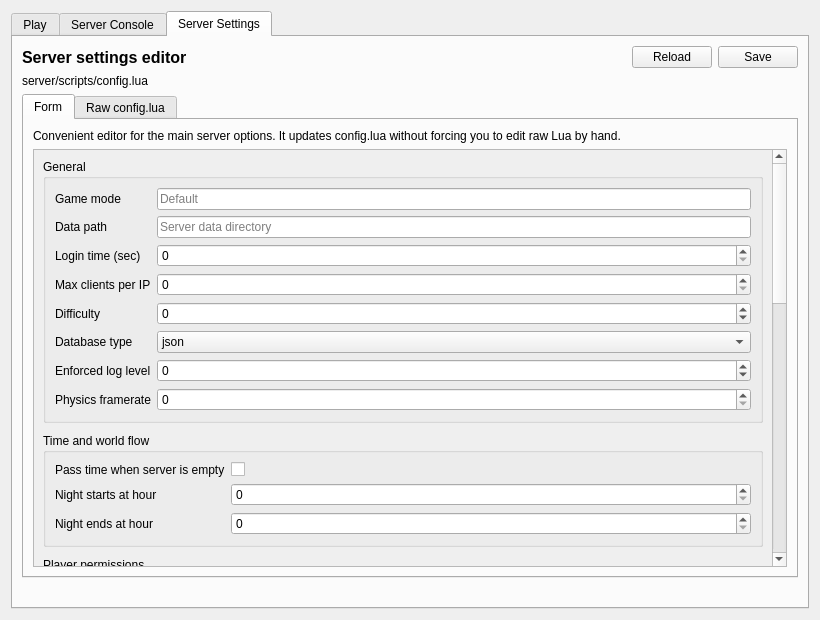
MrZer0x0/TES3MP, file files/ui/playpage.ui: the form before one commit.
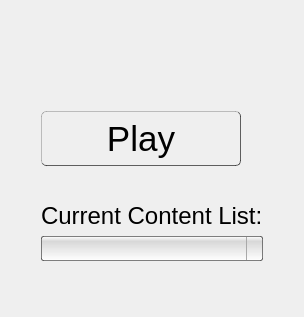
The form after the commit. The open tabs and pages were chosen to show the change. Icons and pictures are not drawn.

What changed in the file:
```diff
--- a/files/ui/playpage.ui
+++ b/files/ui/playpage.ui
@@ -6,409 +6,180 @@
    <rect>
     <x>0</x>
     <y>0</y>
-    <width>820</width>
-    <height>620</height>
+    <width>274</width>
+    <height>317</height>
    </rect>
   </property>
   <layout class="QVBoxLayout" name="verticalLayout">
    <item>
-    <widget class="QTabWidget" name="pageTabs">
-     <property name="currentIndex">
-      <number>0</number>
+    <widget class="QWidget" name="Scroll" native="true">
+     <property name="styleSheet">
+      <string notr="true">#Scroll {
+    background-image: url(&quot;:/images/playpage-background.png&quot;);
+    background-repeat: no-repeat;
+    background-position: top;
+}
+</string>
      </property>
-     <widget class="QWidget" name="playTab">
-      <attribute name="title">
-       <string>Play</string>
-      </attribute>
-      <layout class="QVBoxLayout" name="playTabLayout">
-       <item>
-        <widget class="QWidget" name="Scroll" native="true">
-         <property name="styleSheet">
-          <string notr="true">#Scroll {
-    background: transparent;
+     <layout class="QGridLayout" name="gridLayout">
+      <property name="leftMargin">
+       <number>30</number>
+      </property>
+      <property name="topMargin">
+       <number>100</number>
+      </property>
+      <property name="rightMargin">
+       <number>30</number>
+      </property>
+      <item row="4" column="1">
+       <widget class="QComboBox" name="profilesComboBox">
+        <property name="styleSheet">
+         <string notr="true">#profilesComboBox {
+    padding: 1px 18px 1px 3px;
+
+    background: qlineargradient(x1:0, y1:0, x2:0, y2:1, stop:0 white, stop:0.2 rgba(0, 0, 0, 25), stop:1 white);
+    border-width: 1px;
+    border-color: rgba(0, 0, 0, 125);
+    border-style: solid;
+    border-radius: 2px;
+
+    font-size: 12pt;
+	color: black;
+}
+
+/*QComboBox gets the &quot;on&quot; state when the popup is open */
+#profilesComboBox:!editable:on {
+    background: qlineargradient(x1:0, y1:0, x2:0, y2:1,
+        stop:0 rgba(0, 0, 0, 75),
+        stop:0.1 rgba(0, 0, 0, 15),
+        stop:0.2 rgba(255, 255, 255, 55));
+
+    border: 1px solid rgba(0, 0, 0, 55);
+}
+
+#profilesComboBox:on { /* shift the text when the popup opens */
+    padding-top: 3px;
+    padding-left: 4px;
+}
+
+#profilesComboBox::drop-down {
+    subcontrol-origin: padding;
+    subcontrol-position: top right;
+
+    border-width: 1px;
+    border-left-width: 1px;
+    border-left-color: darkgray;
+    border-left-style: solid; /* just a single line */
+    border-top-right-radius: 3px; /* same radius as the QComboBox */
+    border-bottom-right-radius: 3px;
+}
+
+#profilesComboBox::down-arrow {
+    image: url(&quot;:/images/down.png&quot;);
+}
+
+#profilesComboBox::down-arrow:on { /* shift the arrow when popup is open */
+    top: 1px;
+    left: 1px;
+}
+
+#profilesComboBox QAbstractItemView {
+    border: 0px;
+}</string>
+        </property>
+       </widget>
+      </item>
+      <item row="3" column="1">
+       <widget class="QLabel" name="profileLabel">
+        <property name="styleSheet">
+         <string notr="true">#profileLabel {
+    font-size: 18pt;
+	color: black;
 }
 </string>
-         </property>
-         <layout class="QGridLayout" name="gridLayout">
-          <property name="leftMargin"><number>30</number></property>
-          <property name="topMargin"><number>60</number></property>
-          <property name="rightMargin"><number>30</number></property>
-          <property name="verticalSpacing"><number>6</number></property>
-          <item row="1" column="1">
-           <widget class="QPushButton" name="playButton">
-            <property name="minimumSize"><size><width>200</width><height>70</height></size></property>
-            <property name="maximumSize"><size><width>200</width><height>70</height></size></property>
-            <property name="styleSheet">
-             <string notr="true">#playButton, #serverButton {
+        </property>
+        <property name="text">
+         <string>Current Content List:</string>
+        </property>
+       </widget>
+      </item>
+      <item row="1" column="1">
+       <widget class="QPushButton" name="playButton">
+        <property name="minimumSize">
+         <size>
+          <width>200</width>
+          <height>85</height>
+         </size>
+        </property>
+        <property name="maximumSize">
+         <size>
+          <width>200</width>
+          <height>85</height>
+         </size>
+        </property>
+        <property name="styleSheet">
+         <string notr="true">#playButton {
     height: 50px;
-    margin-bottom: 16px;
+    margin-bottom: 30px;
+
     background-color: qlineargradient(spread:pad, x1:0, y1:0, x2:0, y2:1,
-        stop:0 rgba(255,255,255,200), stop:0.1 rgba(255,255,255,15),
-        stop:0.49 rgba(255,255,255,75), stop:0.5 rgba(0,0,0,0),
-        stop:0.9 rgba(0,0,0,55), stop:1 rgba(0,0,0,100));
-    font-size: 18pt; color: black;
-    border-right: 1px solid rgba(0,0,0,155);
-    border-left:  1px solid rgba(0,0,0,55);
-    border-top:   1px solid rgba(0,0,0,55);
-    border-bottom:1px solid rgba(0,0,0,155);
+        stop:0 rgba(255, 255, 255, 200),
+        stop:0.1 rgba(255, 255, 255, 15),
+        stop:0.49 rgba(255, 255, 255, 75),
+        stop:0.5 rgba(0, 0, 0, 0),
+        stop:0.9 rgba(0, 0, 0, 55),
+        stop:1 rgba(0, 0, 0, 100));
+
+    font-size: 26pt;
+    color: black;
+
+    border-right: 1px solid rgba(0, 0, 0, 155);
+    border-left: 1px solid rgba(0, 0, 0, 55);
+    border-top: 1px solid rgba(0, 0, 0, 55);
+    border-bottom: 1px solid rgba(0, 0, 0, 155);
+
     border-radius: 5px;
 }
-#playButton:hover, #serverButton:hover { border: 2px solid rgba(164,192,228,255); }
-#playButton:pressed, #serverButton:pressed {
-    background: qlineargradient(x1:0,y1:0,x2:0,y2:1,
-        stop:0 rgba(0,0,0,75), stop:0.1 rgba(0,0,0,15),
-        stop:0.2 rgba(255,255,255,55), stop:1 rgba(255,255,255,155));
-    border: 1px solid rgba(0,0,0,55);
-}</string>
-            </property>
-            <property name="text"><string>Play</string></property>
-           </widget>
-          </item>
-          <item row="1" column="2">
-           <widget class="QPushButton" name="serverButton">
-            <property name="minimumSize"><size><width>200</width><height>70</height></size></property>
-            <property name="maximumSize"><size><width>200</width><height>70</height></size></property>
-            <property name="styleSheet">
-             <string notr="true">#playButton, #serverButton {
-    height: 50px;
-    margin-bottom: 16px;
-    background-color: qlineargradient(spread:pad, x1:0, y1:0, x2:0, y2:1,
-        stop:0 rgba(255,255,255,200), stop:0.1 rgba(255,255,255,15),
-        stop:0.49 rgba(255,255,255,75), stop:0.5 rgba(0,0,0,0),
-        stop:0.9 rgba(0,0,0,55), stop:1 rgba(0,0,0,100));
-    font-size: 18pt; color: black;
-    border-right: 1px solid rgba(0,0,0,155);
-    border-left:  1px solid rgba(0,0,0,55);
-    border-top:   1px solid rgba(0,0,0,55);
-    border-bottom:1px solid rgba(0,0,0,155);
-    border-radius: 5px;
+
+#playButton:hover {
+    border-bottom: qlineargradient(spread:pad, x1:0, y1:1, x2:0, y2:0, stop:0 rgba(164, 192, 228, 255), stop:1 rgba(255, 255, 255, 0));
+    border-top: qlineargradient(spread:pad, x1:0, y1:0, x2:0, y2:1, stop:0 rgba(164, 192, 228, 255), stop:1 rgba(255, 255, 255, 0));
+    border-right: qlineargradient(spread:pad, x1:1, y1:0, x2:0, y2:0, stop:0 rgba(164, 192, 228, 255), stop:1 rgba(255, 255, 255, 0));
+    border-left: qlineargradient(spread:pad, x1:0, y1:0, x2:1, y2:0, stop:0 rgba(164, 192, 228, 255), stop:1 rgba(255, 255, 255, 0));
+    border-width: 2px;
+    border-style: solid;
 }
-#playButton:hover, #serverButton:hover { border: 2px solid rgba(164,192,228,255); }
-#playButton:pressed, #serverButton:pressed {
-    background: qlineargradient(x1:0,y1:0,x2:0,y2:1,
-        stop:0 rgba(0,0,0,75), stop:0.1 rgba(0,0,0,15),
-        stop:0.2 rgba(255,255,255,55), stop:1 rgba(255,255,255,155));
-    border: 1px solid rgba(0,0,0,55);
+
+#playButton:pressed {
+    background: qlineargradient(x1:0, y1:0, x2:0, y2:1,
+        stop:0 rgba(0, 0, 0, 75),
+        stop:0.1 rgba(0, 0, 0, 15),
+        stop:0.2 rgba(255, 255, 255, 55)
+        stop:0.95 rgba(255, 255, 255, 55),
+        stop:1 rgba(255, 255, 255, 155));
+
+    border: 1px solid rgba(0, 0, 0, 55);
 }</string>
-            </property>
-            <property name="text"><string>Run Server</string></property>
-           </widget>
-          </item>
-          <item row="2" column="1" colspan="2">
-           <widget class="QLabel" name="serverLabel">
-            <property name="styleSheet">
-             <string notr="true">#serverLabel { font-size: 13pt; color: black; margin-top: 8px; }</string>
-            </property>
-            <property name="text"><string>Server Address:</string></property>
-           </widget>
-          </item>
-          <item row="3" column="1" colspan="2">
-           <widget class="QLineEdit" name="serverAddressEdit">
-            <property name="placeholderText"><string>localhost</string></property>
-            <property name="styleSheet">
-             <string notr="true">#serverAddressEdit {
-    font-size: 12pt; color: black;
-    background: rgba(255,255,255,200);
-    border: 1px solid rgba(0,0,0,120);
-    border-radius: 3px; padding: 3px 6px;
-}</string>
-            </property>
-           </widget>
-          </item>
-          <item row="4" column="1" colspan="2">
-           <widget class="QLabel" name="portLabel">
-            <property name="styleSheet">
-             <string notr="true">#portLabel { font-size: 13pt; color: black; margin-top: 4px; }</string>
-            </property>
-            <property name="text"><string>Port:</string></property>
-           </widget>
-          </item>
-          <item row="5" column="1" colspan="2">
-           <widget class="QLineEdit" name="serverPortEdit">
-            <property name="placeholderText"><string>25565</string></property>
-            <property name="styleSheet">
-             <string notr="true">#serverPortEdit {
-    font-size: 12pt; color: black;
-    background: rgba(255,255,255,200);
-    border: 1px solid rgba(0,0,0,120);
-    border-radius: 3px; padding: 3px 6px;
-}</string>
-            </property>
-           </widget>
-          </item>
-          <item row="6" column="1" colspan="2">
-           <spacer name="verticalSpacer">
-            <property name="orientation"><enum>Qt::Vertical</enum></property>
-            <property name="sizeHint" stdset="0"><size><width>20</width><height>30</height></size></property>
-           </spacer>
-          </item>
-         </layout>
-        </widget>
-       </item>
-      </layout>
-     </widget>
-     <widget class="QWidget" name="serverConsoleTab">
-      <attribute name="title">
-       <string>Server Console</string>
-      </attribute>
-      <layout class="QVBoxLayout" name="serverConsoleTabLayout">
-       <item>
-        <widget class="QWidget" name="serverConsoleHost" native="true">
-         <layout class="QVBoxLayout" name="serverConsoleHostLayout">
-          <property name="leftMargin"><number>0</number></property>
-          <property name="topMargin"><number>0</number></property>
-          <property name="rightMargin"><number>0</number></property>
-          <property name="bottomMargin"><number>0</number></property>
-         </layout>
-        </widget>
-       </item>
-      </layout>
-     </widget>
-     <widget class="QWidget" name="serverSettingsTab">
-      <attribute name="title">
-       <string>Server Settings</string>
-      </attribute>
-      <layout class="QVBoxLayout" name="serverSettingsTabLayout">
-       <item>
-        <layout class="QHBoxLayout" name="serverSettingsTopLayout">
-         <item>
-          <widget class="QLabel" name="serverSettingsTitleLabel">
-           <property name="styleSheet">
-            <string notr="true">font-size: 16px; font-weight: 600;</string>
-           </property>
-           <property name="text">
-            <string>Server settings editor</string>
-           </property>
-          </widget>
-         </item>
-         <item>
-          <spacer name="horizontalSpacerServerSettings">
-           <property name="orientation"><enum>Qt::Horizontal</enum></property>
-           <property name="sizeHint" stdset="0"><size><width>40</width><height>20</height></size></property>
-          </spacer>
-         </item>
-         <item>
-          <widget class="QPushButton" name="reloadServerSettingsButton">
-           <property name="text"><string>Reload</string></property>
-          </widget>
-         </item>
-         <item>
-          <widget class="QPushButton" name="saveServerSettingsButton">
-           <property name="text"><string>Save</string></property>
-          </widget>
-         </item>
-        </layout>
-       </item>
-       <item>
-        <widget class="QLabel" name="serverSettingsPathLabel">
-         <property name="text">
-          <string>server/scripts/config.lua</string>
-         </property>
-         <property name="textInteractionFlags">
-          <set>Qt::TextSelectableByMouse</set>
-         </property>
-        </widget>
-       </item>
-       <item>
-        <widget class="QTabWidget" name="serverSettingsModeTabs">
-         <property name="currentIndex">
-          <number>0</number>
-         </property>
-         <widget class="QWidget" name="formServerSettingsTab">
-          <attribute name="title">
-           <string>Form</string>
-          </attribute>
-          <layout class="QVBoxLayout" name="formServerSettingsTabLayout">
-           <item>
-            <widget class="QLabel" name="serverSettingsFormInfoLabel">
-             <property name="wordWrap"><bool>true</bool></property>
-             <property name="text">
-              <string>Convenient editor for the main server options. It updates config.lua without forcing you to edit raw Lua by hand.</string>
-             </property>
-            </widget>
-           </item>
-           <item>
-            <widget class="QScrollArea" name="serverSettingsScrollArea">
-             <property name="widgetResizable"><bool>true</bool></property>
-             <widget class="QWidget" name="serverSettingsScrollAreaWidgetContents">
-              <property name="geometry">
-               <rect>
-                <x>0</x>
-                <y>0</y>
-                <width>760</width>
-                <height>980</height>
-               </rect>
-              </property>
-              <layout class="QVBoxLayout" name="serverSettingsFormLayout">
-               <property name="spacing"><number>10</number></property>
-               <item>
-                <widget class="QGroupBox" name="generalSettingsGroupBox">
-                 <property name="title"><string>General</string></property>
-                 <layout class="QFormLayout" name="generalSettingsFormLayout">
-                  <item row="0" column="0"><widget class="QLabel" name="label_gameMode"><property name="text"><string>Game mode</string></property></widget></item>
-                  <item row="0" column="1"><widget class="QLineEdit" name="gameModeEdit"><property name="placeholderText"><string>Default</string></property></widget></item>
-                  <item row="1" column="0"><widget class="QLabel" name="label_dataPath"><property name="text"><string>Data path</string></property></widget></item>
-                  <item row="1" column="1"><widget class="QLineEdit" name="dataPathEdit"><property name="placeholderText"><string>Server data directory</string></property></widget></item>
-                  <item row="2" column="0"><widget class="QLabel" name="label_loginTime"><property name="text"><string>Login time (sec)</string></property></widget></item>
-                  <item row="2" column="1"><widget class="QSpinBox" name="loginTimeSpinBox"><property name="maximum"><number>3600</number></property></widget></item>
-                  <item row="3" column="0"><widget class="QLabel" name="label_maxClientsPerIP"><property name="text"><string>Max clients per IP</string></property></widget></item>
-                  <item row="3" column="1"><widget class="QSpinBox" name="maxClientsPerIPSpinBox"><property name="maximum"><number>128</number></property></widget></item>
-                  <item row="4" column="0"><widget class="QLabel" name="label_difficulty"><property name="text"><string>Difficulty</string></property></widget></item>
-                  <item row="4" column="1"><widget class="QSpinBox" name="difficultySpinBox"><property name="minimum"><number>-1000</number></property><property name="maximum"><number>1000</number></property></widget></item>
-                  <item row="5" column="0"><widget class="QLabel" name="label_databaseType"><property name="text"><string>Database type</string></property></widget></item>
-                  <item row="5" column="1"><widget class="QComboBox" name="databaseTypeComboBox"><item><property name="text"><string>json</string></property><property name="userData" stdset="0"><string>json</string></property></item><item><property name="text"><string>sqlite3</string></property><property name="userData" stdset="0"><string>sqlite3</string></property></item></widget></item>
-                  <item row="6" column="0"><widget class="QLabel" name="label_enforcedLogLevel"><property name="text"><string>Enforced log level</string></property></widget></item>
-                  <item row="6" column="1"><widget class="QSpinBox" name="enforcedLogLevelSpinBox"><property name="minimum"><number>-1</number></property><property name="maximum"><number>10</number></property></widget></item>
-                  <item row="7" column="0"><widget class="QLabel" name="label_physicsFramerate"><property name="text"><string>Physics framerate</string></property></widget></item>
-                  <item row="7" column="1"><widget class="QSpinBox" name="physicsFramerateSpinBox"><property name="maximum"><number>1000</number></property></widget></item>
-                 </layout>
-                </widget>
-               </item>
-               <item>
-                <widget class="QGroupBox" name="timeSettingsGroupBox">
-                 <property name="title"><string>Time and world flow</string></property>
-                 <layout class="QFormLayout" name="timeSettingsFormLayout">
-                  <item row="0" column="0"><widget class="QLabel" name="label_passTimeWhenEmpty"><property name="text"><string>Pass time when server is empty</string></property></widget></item>
-                  <item row="0" column="1"><widget class="QCheckBox" name="passTimeWhenEmptyCheckBox"><property name="text"><string/></property></widget></item>
-                  <item row="1" column="0"><widget class="QLabel" name="label_nightStart"><property name="text"><string>Night starts at hour</string></property></widget></item>
-                  <item row="1" column="1"><widget class="QSpinBox" name="nightStartHourSpinBox"><property name="maximum"><number>23</number></property></widget></item>
-                  <item row="2" column="0"><widget class="QLabel" name="label_nightEnd"><property name="text"><string>Night ends at hour</string></property></widget></item>
-                  <item row="2" column="1"><widget class="QSpinBox" name="nightEndHourSpinBox"><property name="maximum"><number>23</number></property></widget></item>
-                 </layout>
-                </widget>
-               </item>
-               <item>
-                <widget class="QGroupBox" name="playerPermissionsGroupBox">
-                 <property name="title"><string>Player permissions</string></property>
-                 <layout class="QGridLayout" name="playerPermissionsGridLayout">
-                  <item row="0" column="0"><widget class="QCheckBox" name="allowConsoleCheckBox"><property name="text"><string>Allow console</string></property></widget></item>
-                  <item row="0" column="1"><widget class="QCheckBox" name="allowBedRestCheckBox"><property name="text"><string>Allow bed rest</string></property></widget></item>
-                  <item row="1" column="0"><widget class="QCheckBox" name="allowWildernessRestCheckBox"><property name="text"><string>Allow wilderness rest</string></property></widget></item>
-                  <item row="1" column="1"><widget class="QCheckBox" name="allowWaitCheckBox"><property name="text"><string>Allow wait</string></property></widget></item>
-                  <item row="2" column="0"><widget class="QCheckBox" name="allowSuicideCommandCheckBox"><property name="text"><string>Allow /suicide</string></property></widget></item>
-                  <item row="2" column="1"><widget class="QCheckBox" name="allowFixmeCommandCheckBox"><property name="text"><string>Allow /fixme</string></property></widget></item>
-                  <item row="3" column="0"><widget class="QLabel" name="label_fixmeInterval"><property name="text"><string>/fixme cooldown (sec)</string></property></widget></item>
-                  <item row="3" column="1"><widget class="QSpinBox" name="fixmeIntervalSpinBox"><property name="maximum"><number>3600</number></property></widget></item>
-                 </layout>
-                </widget>
-               </item>
-               <item>
-                <widget class="QGroupBox" name="sharingGroupBox">
-                 <property name="title"><string>Shared progress</string></property>
-                 <layout class="QGridLayout" name="sharingGridLayout">
-                  <item row="0" column="0"><widget class="QCheckBox" name="shareJournalCheckBox"><property name="text"><string>Journal</string></property></widget></item>
-                  <item row="0" column="1"><widget class="QCheckBox" name="shareFactionRanksCheckBox"><property name="text"><string>Faction ranks</string></property></widget></item>
-                  <item row="0" column="2"><widget class="QCheckBox" name="shareFactionExpulsionCheckBox"><property name="text"><string>Faction expulsion</string></property></widget></item>
-                  <item row="1" column="0"><widget class="QCheckBox" name="shareFactionReputationCheckBox"><property name="text"><string>Faction reputation</string></property></widget></item>
-                  <item row="1" column="1"><widget class="QCheckBox" name="shareTopicsCheckBox"><property name="text"><string>Dialogue topics</string></property></widget></item>
-                  <item row="1" column="2"><widget class="QCheckBox" name="shareBountyCheckBox"><property name="text"><string>Bounty</string></property></widget></item>
-                  <item row="2" column="0"><widget class="QCheckBox" name="shareReputationCheckBox"><property name="text"><string>Reputation</string></property></widget></item>
-                  <item row="2" column="1"><widget class="QCheckBox" name="shareMapExplorationCheckBox"><property name="text"><string>Map exploration</string></property></widget></item>
-                  <item row="2" column="2"><widget class="QCheckBox" name="shareVideosCheckBox"><property name="text"><string>Videos</string></property></widget></item>
-                  <item row="3" column="0"><widget class="QCheckBox" name="shareKillsCheckBox"><property name="text"><string>Kills</string></property></widget></item>
-                 </layout>
-                </widget>
-               </item>
-               <item>
-                <widget class="QGroupBox" name="spawnAndRespawnGroupBox">
-                 <property name="title"><string>Spawn and respawn</string></property>
-                 <layout class="QGridLayout" name="spawnAndRespawnGridLayout">
-                  <item row="0" column="0"><widget class="QCheckBox" name="useInstancedSpawnCheckBox"><property name="text"><string>Use instanced spawn</string></property></widget></item>
-                  <item row="0" column="1"><widget class="QCheckBox" name="playersRespawnCheckBox"><property name="text"><string>Players respawn on death</string></property></widget></item>
-                  <item row="1" column="0"><widget class="QCheckBox" name="respawnAtImperialShrineCheckBox"><property name="text"><string>Respawn at nearest Imperial shrine</string></property></widget></item>
-                  <item row="1" column="1"><widget class="QCheckBox" name="respawnAtTribunalTempleCheckBox"><property name="text"><string>Respawn at nearest Tribunal temple</string></property></widget></item>
-                  <item row="2" column="0"><widget class="QLabel" name="label_deathTime"><property name="text"><string>Death time (sec)</string></property></widget></item>
-                  <item row="2" column="1"><widget class="QSpinBox" name="deathTimeSpinBox"><property name="maximum"><number>3600</number></property></widget></item>
-                  <item row="3" column="0"><widget class="QLabel" name="label_deathPenaltyJailDays"><property name="text"><string>Death penalty jail days</string></property></widget></item>
-                  <item row="3" column="1"><widget class="QSpinBox" name="deathPenaltyJailDaysSpinBox"><property name="maximum"><number>3650</number></property></widget></item>
-                  <item row="4" column="0"><widget class="QCheckBox" name="bountyResetOnDeathCheckBox"><property name="text"><string>Reset bounty on death</string></property></widget></item>
-                  <item row="4" column="1"><widget class="QCheckBox" name="bountyDeathPenaltyCheckBox"><property name="text"><string>Jail time based on bounty</string></property></widget></item>
-                 </layout>
-                </widget>
-               </item>
-               <item>
-                <widget class="QGroupBox" name="networkGroupBox">
-                 <property name="title"><string>Network and authority</string></property>
-                 <layout class="QFormLayout" name="networkFormLayout">
-                  <item row="0" column="0"><widget class="QLabel" name="label_pingDifference"><property name="text"><string>Authority ping difference</string></property></widget></item>
-                  <item row="0" column="1"><widget class="QSpinBox" name="pingDifferenceSpinBox"><property name="maximum"><number>10000</number></property></widget></item>
-                  <item row="1" column="0"><widget class="QLabel" name="label_allowOnContainerForUnloadedCells"><property name="text"><string>Allow container access in unloaded cells</string></property></widget></item>
-                  <item row="1" column="1"><widget class="QCheckBox" name="allowOnContainerForUnloadedCellsCheckBox"><property name="text"><string/></property></widget></item>
-                  <item row="2" column="0"><widget class="QLabel" name="label_enforceDataFiles"><property name="text"><string>Enforce required data files</string></property></widget></item>
-                  <item row="2" column="1"><widget class="QCheckBox" name="enforceDataFilesCheckBox"><property name="text"><string/></property></widget></item>
-                  <item row="3" column="0"><widget class="QLabel" name="label_ignoreScriptErrors"><property name="text"><string>Ignore script errors</string></property></widget></item>
-                  <item row="3" column="1"><widget class="QCheckBox" name="ignoreScriptErrorsCheckBox"><property name="text"><string/></property></widget></item>
-                 </layout>
-                </widget>
-               </item>
-               <item>
-                <widget class="QGroupBox" name="collisionGroupBox">
-                 <property name="title"><string>Collision</string></property>
-                 <layout class="QGridLayout" name="collisionGridLayout">
-                  <item row="0" column="0"><widget class="QCheckBox" name="enablePlayerCollisionCheckBox"><property name="text"><string>Player collision</string></property></widget></item>
-                  <item row="0" column="1"><widget class="QCheckBox" name="enableActorCollisionCheckBox"><property name="text"><string>Actor collision</string></property></widget></item>
-                  <item row="1" column="0"><widget class="QCheckBox" name="enablePlacedObjectCollisionCheckBox"><property name="text"><string>Placed object collision</string></property></widget></item>
-                  <item row="1" column="1"><widget class="QCheckBox" name="useActorCollisionForPlacedObjectsCheckBox"><property name="text"><string>Use actor-style collision for placed objects</string></property></widget></item>
-                 </layout>
-                </widget>
-               </item>
-               <item>
-                <layout class="QHBoxLayout" name="serverSettingsFormButtonLayout">
-                 <item>
-                  <widget class="QPushButton" name="applyServerSettingsFormButton">
-                   <property name="text"><string>Apply form to raw config</string></property>
-                  </widget>
-                 </item>
-                 <item>
-                  <widget class="QPushButton" name="syncServerSettingsFormButton">
-                   <property name="text"><string>Refresh form from raw config</string></property>
-                  </widget>
-                 </item>
-                 <item>
-                  <spacer name="horizontalSpacerFormButtons">
-                   <property name="orientation"><enum>Qt::Horizontal</enum></property>
-                   <property name="sizeHint" stdset="0"><size><width>40</width><height>20</height></size></property>
-                  </spacer>
-                 </item>
-                </layout>
-               </item>
-               <item>
-                <spacer name="verticalSpacerFormBottom">
-                 <property name="orientation"><enum>Qt::Vertical</enum></property>
-                 <property name="sizeHint" stdset="0"><size><width>20</width><height>40</height></size></property>
-                </spacer>
-               </item>
-              </layout>
-             </widget>
-            </widget>
-           </item>
-          </layout>
-         </widget>
-         <widget class="QWidget" name="rawServerSettingsTab">
-          <attribute name="title">
-           <string>Raw config.lua</string>
-          </attribute>
-          <layout class="QVBoxLayout" name="rawServerSettingsTabLayout">
-           <item>
-            <widget class="QPlainTextEdit" name="serverSettingsEditor">
-             <property name="lineWrapMode">
-              <enum>QPlainTextEdit::NoWrap</enum>
-             </property>
-            </widget>
-           </item>
-          </layout>
-         </widget>
-        </widget>
-       </item>
-       <item>
-        <widget class="QLabel" name="serverSettingsStatusLabel">
-         <property name="text">
-          <string/>
-         </property>
-        </widget>
-       </item>
-      </layout>
-     </widget>
+        </property>
+        <property name="text">
+         <string>Play</string>
+        </property>
+       </widget>
+      </item>
+      <item row="5" column="1">
+       <spacer name="verticalSpacer">
+        <property name="orientation">
+         <enum>Qt::Vertical</enum>
+        </property>
+        <property name="sizeHint" stdset="0">
+         <size>
+          <width>20</width>
+          <height>40</height>
+         </size>
+        </property>
+       </spacer>
+      </item>
+     </layout>
     </widget>
    </item>
   </layout>
```
